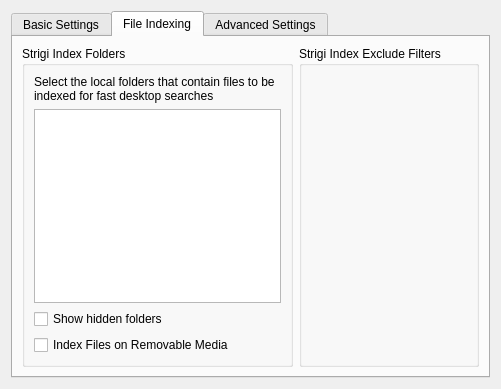
The window that nepomuk/kcm/nepomukconfigwidget.ui (KDE/kde-runtime) describes before a commit, drawn with Qt 5.
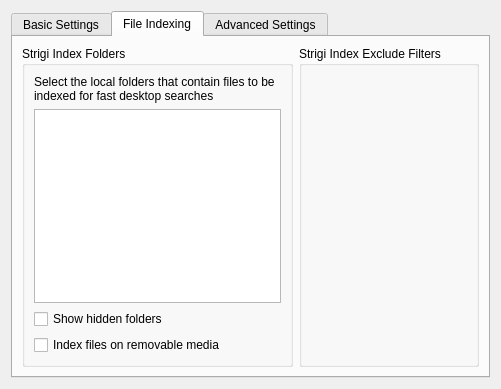
The same window after the commit. The open tabs and pages were chosen to show the change. Custom widgets are drawn as their Qt base class.

```diff
--- a/nepomuk/kcm/nepomukconfigwidget.ui
+++ b/nepomuk/kcm/nepomukconfigwidget.ui
@@ -158,7 +158,7 @@
              <string>Index the files on removable media like USB sticks when they are mounted</string>
             </property>
             <property name="text">
-             <string>Index Files on Removable Media</string>
+             <string>Index files on removable media</string>
             </property>
            </widget>
           </item>
```
